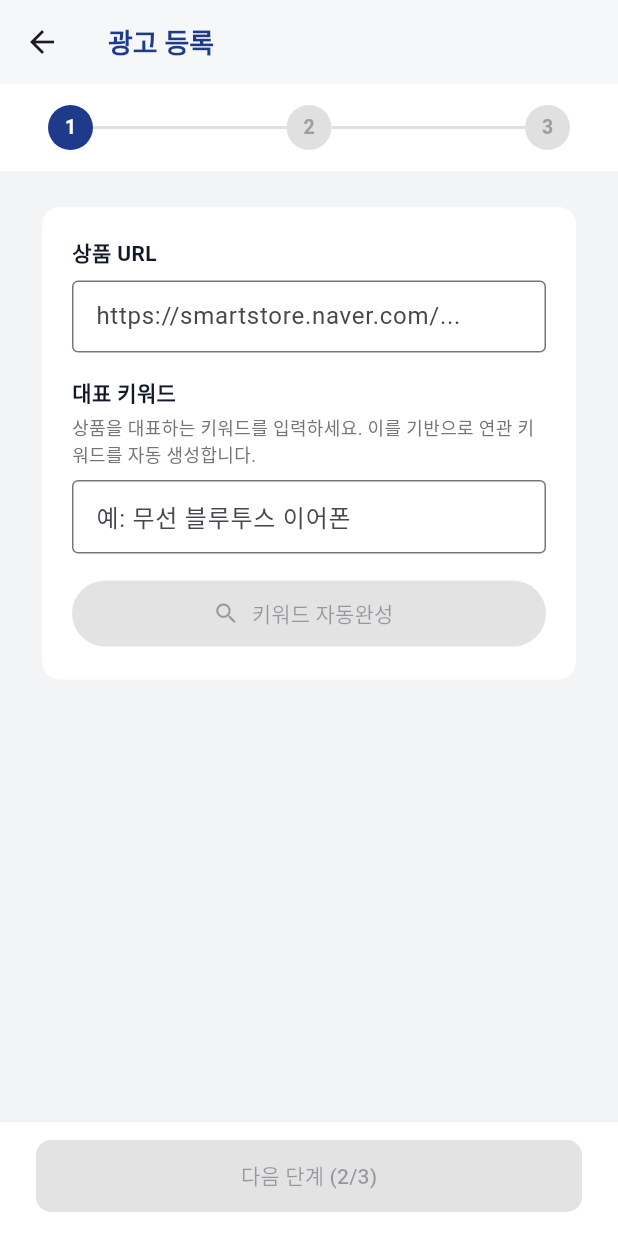
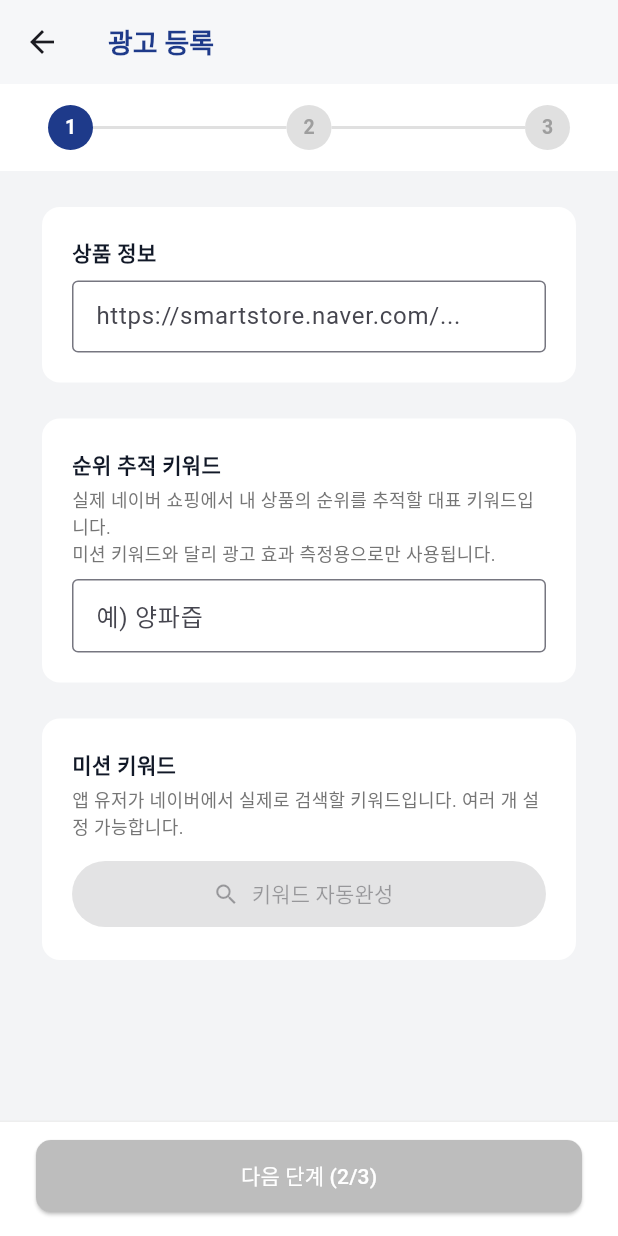
Before and after one commit to naturaltorymarket2/rankingup-web, a Flutter app: the CampaignNewScreen screen opened by its route, on a phone screen of 412 x 824 dp. Run offline on Flutter 3.47's test engine with Material 3 defaults, Android fonts, the phone set to English and light mode, and no system bars; our stand-ins replace device_info_plus, fl_chart, flutter_riverpod, go_router, google_mobile_ads, shared_preferences and 1 more; accounts and stored records are empty.

Commit message:
feat(phase9): 광고주 웹 UX 개선 + 코드 품질 수정
- 일일 유입 수량: 슬라이더 → 직접 입력 (100단위, 최대 3,000명)
- 순위 추적 키워드 / 미션 키워드 섹션 분리 UI
- Step 2 태그 입력 amber 안내 카드 추가
- _step2Valid: _answerIndex < _tags.length 경계 가드 추가 (Critical 버그)
- Colors.amber[N]! → .shadeN 교체 (Minor)
- versionCode 12

Co-Authored-By: Claude Sonnet 4.6 <noreply@anthropic.com>

```diff
--- a/lib/features/campaign/presentation/campaign_new_screen.dart
+++ b/lib/features/campaign/presentation/campaign_new_screen.dart
@@ -1,4 +1,5 @@
 import 'package:flutter/material.dart';
+import 'package:flutter/services.dart';
 import 'package:flutter_riverpod/flutter_riverpod.dart';
 import 'package:go_router/go_router.dart';
 
@@ -24,17 +25,18 @@ class _CampaignNewScreenState extends ConsumerState<CampaignNewScreen> {
   int _step = 1;
 
   // ── Step 1 ────────────────────────────────────────────────────
-  final _urlCtrl     = TextEditingController();
-  final _seedCtrl    = TextEditingController(); // 대표 키워드 (시드)
+  final _urlCtrl  = TextEditingController();
+  final _seedCtrl = TextEditingController(); // 순위 추적 키워드
+  bool _seedTouched        = false;           // 포커스 해제 or [다음] 시도 후 에러 표시
   bool _isFetchingKeywords = false;
   List<KeywordRankResult> _selectedKeywords = [];
 
   // ── Step 2 ────────────────────────────────────────────────────
-  final _tags         = <Map<String, dynamic>>[]; // {'name': String, 'order': int}
-  final _newTagCtrl   = TextEditingController();  // 태그 이름 입력 필드
-  final _newOrderCtrl = TextEditingController();  // 태그 순서 입력 필드
+  final _tags            = <Map<String, dynamic>>[]; // {'name': String, 'order': int}
+  final _newTagCtrl      = TextEditingController();  // 태그 이름 입력 필드
+  final _newOrderCtrl    = TextEditingController();  // 태그 순서 입력 필드
+  final _dailyTargetCtrl = TextEditingController(text: '100'); // 일일 유입 수량
   int _answerIndex  = -1;                         // 정답 태그 인덱스 (0-based, -1=미선택)
-  int          _dailyTarget = 100;
   DateTimeRange? _dateRange;
 
   // ── Step 3 ────────────────────────────────────────────────────
@@ -61,6 +63,23 @@ class _CampaignNewScreenState extends ConsumerState<CampaignNewScreen> {
   List<int> get _validSortOrders =>
       List.unmodifiable(_tags.map((t) => t['order'] as int).toList());
 
+  /// 컨트롤러에서 파싱한 일일 목표 수 (파싱 실패 시 0)
+  int get _dailyTarget => int.tryParse(_dailyTargetCtrl.text.trim()) ?? 0;
+
+  /// 일일 목표 유효성 메시지 (null = 정상)
+  String? get _dailyTargetError {
+    final text = _dailyTargetCtrl.text.trim();
+    if (text.isEmpty) return '일일 유입 수량을 입력해주세요';
+    final v = int.tryParse(text);
+    if (v == null) return '숫자를 입력해주세요';
+    if (v < 100) return '최소 100명 이상 입력하세요';
+    if (v > 3000) return '최대 3,000명까지 가능합니다';
+    if (v % 100 != 0) return '100 단위로 입력해주세요 (예: 100, 500, 1000)';
+    return null;
+  }
+
+  bool get _isDailyTargetValid => _dailyTargetError == null;
+
   /// 선택된 키워드 수 × 기간 × 일일목표 × 50P
   int get _totalCost =>
       _dailyTarget * _durationDays * 50 * _selectedKeywords.length;
@@ -72,8 +91,10 @@ class _CampaignNewScreenState extends ConsumerState<CampaignNewScreen> {
       _selectedKeywords.isNotEmpty;
 
   bool get _step2Valid =>
-      _tags.length >= 1 &&
+      _tags.isNotEmpty &&
       _answerIndex >= 0 &&
+      _answerIndex < _tags.length &&
+      _isDailyTargetValid &&
       _dateRange != null &&
       _durationDays >= 7;
 
@@ -85,6 +106,7 @@ class _CampaignNewScreenState extends ConsumerState<CampaignNewScreen> {
     _seedCtrl.dispose();
     _newTagCtrl.dispose();
     _newOrderCtrl.dispose();
+    _dailyTargetCtrl.dispose();
     super.dispose();
   }
 
@@ -172,26 +194,28 @@ class _CampaignNewScreenState extends ConsumerState<CampaignNewScreen> {
   }
 
   // ─────────────────────────────────────────────────────────────
-  // Step 1 — 상품 URL + 키워드 자동완성
+  // Step 1 — 상품 정보 / 순위 추적 키워드 / 미션 키워드
   // ─────────────────────────────────────────────────────────────
 
   Widget _buildStep1() {
+    final seedEmpty  = _seedCtrl.text.trim().isEmpty;
+    final showSeedError = _seedTouched && seedEmpty;
     final canFetch = _urlCtrl.text.trim().isNotEmpty &&
-        _seedCtrl.text.trim().isNotEmpty &&
+        !seedEmpty &&
         !_isFetchingKeywords;
 
     return Column(
       crossAxisAlignment: CrossAxisAlignment.stretch,
       children: [
+        // ── 섹션 A: 상품 정보 ────────────────────────────────────
         _WebCard(
           child: Column(
             crossAxisAlignment: CrossAxisAlignment.stretch,
             children: [
-              const Text('상품 URL', style: _kLabel),
+              const Text('상품 정보', style: _kLabel),
               const SizedBox(height: 8),
               TextField(
                 controller: _urlCtrl,
-                // URL 변경 시 기존 선택 키워드 초기화
                 onChanged: (_) => setState(() => _selectedKeywords = []),
                 decoration: const InputDecoration(
                   hintText: 'https://smartstore.naver.com/...',
@@ -201,26 +225,61 @@ class _CampaignNewScreenState extends ConsumerState<CampaignNewScreen> {
                       EdgeInsets.symmetric(horizontal: 12, vertical: 12),
                 ),
               ),
+            ],
+          ),
+        ),
+
         const SizedBox(height: 16),
-              const Text('대표 키워드', style: _kLabel),
+
+        // ── 섹션 B: 순위 추적 키워드 ─────────────────────────────
+        _WebCard(
+          child: Column(
+            crossAxisAlignment: CrossAxisAlignment.stretch,
+            children: [
+              const Text('순위 추적 키워드', style: _kLabel),
               const SizedBox(height: 4),
               Text(
-                '상품을 대표하는 키워드를 입력하세요. 이를 기반으로 연관 키워드를 자동 생성합니다.',
+                '실제 네이버 쇼핑에서 내 상품의 순위를 추적할 대표 키워드입니다.\n'
+                '미션 키워드와 달리 광고 효과 측정용으로만 사용됩니다.',
                 style: TextStyle(fontSize: 12, color: Colors.grey[600]),
               ),
               const SizedBox(height: 8),
-              TextField(
+              // Focus 위젯으로 포커스 해제 시 에러 표시 활성화
+              Focus(
+                onFocusChange: (hasFocus) {
+                  if (!hasFocus) setState(() => _seedTouched = true);
+                },
+                child: TextField(
                   controller: _seedCtrl,
-                onChanged: (_) => setState(() => _selectedKeywords = []),
-                decoration: const InputDecoration(
-                  hintText: '예: 무선 블루투스 이어폰',
-                  border: OutlineInputBorder(),
+                  onChanged: (_) => setState(() {}),
+                  decoration: InputDecoration(
+                    hintText: '예) 양파즙',
+                    border: const OutlineInputBorder(),
                     isDense: true,
-                  contentPadding:
-                      EdgeInsets.symmetric(horizontal: 12, vertical: 12),
+                    contentPadding: const EdgeInsets.symmetric(
+                        horizontal: 12, vertical: 12),
+                    errorText: showSeedError ? '순위 추적 키워드를 입력해주세요' : null,
                   ),
                 ),
+              ),
+            ],
+          ),
+        ),
+
         const SizedBox(height: 16),
+
+        // ── 섹션 C: 미션 키워드 ──────────────────────────────────
+        _WebCard(
+          child: Column(
+            crossAxisAlignment: CrossAxisAlignment.stretch,
+            children: [
+              const Text('미션 키워드', style: _kLabel),
+              const SizedBox(height: 4),
+              Text(
+                '앱 유저가 네이버에서 실제로 검색할 키워드입니다. 여러 개 설정 가능합니다.',
+                style: TextStyle(fontSize: 12, color: Colors.grey[600]),
+              ),
+              const SizedBox(height: 12),
               ElevatedButton.icon(
                 onPressed: canFetch ? _fetchKeywords : null,
                 icon: _isFetchingKeywords
@@ -242,27 +301,13 @@ class _CampaignNewScreenState extends ConsumerState<CampaignNewScreen> {
                   minimumSize: const Size(double.infinity, 44),
                 ),
               ),
+              if (_selectedKeywords.isNotEmpty) ...[
+                const SizedBox(height: 12),
+                ..._selectedKeywords.map(_buildKeywordChip),
+              ],
             ],
           ),
         ),
-
-        // ── 선택된 키워드 목록 ────────────────────────────────
-        if (_selectedKeywords.isNotEmpty) ...[
-          const SizedBox(height: 16),
-          _WebCard(
-            child: Column(
-              crossAxisAlignment: CrossAxisAlignment.stretch,
-              children: [
-                Text(
-                  '선택된 키워드 (${_selectedKeywords.length}개)',
-                  style: _kLabel,
-                ),
-                const SizedBox(height: 12),
-                ..._selectedKeywords.map(_buildKeywordChip),
-              ],
-            ),
-          ),
-        ],
 
         const SizedBox(height: 16),
       ],
@@ -329,6 +374,54 @@ class _CampaignNewScreenState extends ConsumerState<CampaignNewScreen> {
     return Column(
       crossAxisAlignment: CrossAxisAlignment.stretch,
       children: [
+        // ── 태그 입력 방법 안내 카드 ──────────────────────────
+        Container(
+          decoration: BoxDecoration(
+            color: Colors.amber.shade50,
+            border: Border.all(color: Colors.amber.shade300),
+            borderRadius: BorderRadius.circular(12),
+          ),
+          padding: const EdgeInsets.all(16),
+          child: Column(
+            crossAxisAlignment: CrossAxisAlignment.start,
+            children: [
+              Row(
+                children: [
+                  Icon(Icons.info_outline, color: Colors.amber.shade700, size: 18),
+                  const SizedBox(width: 8),
+                  Text(
+                    '태그 입력 방법',
+                    style: TextStyle(
+                      fontWeight: FontWeight.bold,
+                      color: Colors.amber.shade700,
+                      fontSize: 14,
+                    ),
+                  ),
+                ],
+              ),
+              const SizedBox(height: 8),
+              const Text(
+                '① 네이버 스마트스토어 상품 페이지에서 상품명 아래 #태그를 확인하세요.\n'
+                '② 태그 이름과 상품 페이지에서의 순서(몇 번째인지)를 함께 입력하세요.\n'
+                '③ 정답 태그를 라디오 버튼으로 1개 선택하세요.',
+                style: TextStyle(fontSize: 13, height: 1.6),
+              ),
+              const Divider(height: 20),
+              Text(
+                '입력 예시  |  태그명: #티비거치대   순서: 3',
+                style: TextStyle(fontSize: 12, color: Colors.grey[600]),
+              ),
+              const SizedBox(height: 4),
+              Text(
+                "→ 앱 유저에게 '3번째 태그를 입력하세요'로 안내됩니다",
+                style: TextStyle(fontSize: 12, color: Colors.grey[600]),
+              ),
+            ],
+          ),
+        ),
+
+        const SizedBox(height: 16),
+
         // ── 태그 ──────────────────────────────────────────────
         _WebCard(
           child: Column(
@@ -356,7 +449,7 @@ class _CampaignNewScreenState extends ConsumerState<CampaignNewScreen> {
                       child: TextField(
                         controller: _newTagCtrl,
                         decoration: const InputDecoration(
-                          hintText: '태그 이름 (예: #헬스장갑)',
+                          hintText: '예) #티비거치대',
                           border: OutlineInputBorder(),
                           isDense: true,
                           contentPadding: EdgeInsets.symmetric(
@@ -371,7 +464,7 @@ class _CampaignNewScreenState extends ConsumerState<CampaignNewScreen> {
                         controller: _newOrderCtrl,
                         keyboardType: TextInputType.number,
                         decoration: const InputDecoration(
-                          hintText: '순서 (예: 3)',
+                          hintText: '예) 3',
                           border: OutlineInputBorder(),
                           isDense: true,
                           contentPadding: EdgeInsets.symmetric(
@@ -425,31 +518,32 @@ class _CampaignNewScreenState extends ConsumerState<CampaignNewScreen> {
 
         // ── 일일 유입 수량 ────────────────────────────────────
         _WebCard(
-          child: Row(
+          child: Column(
+            crossAxisAlignment: CrossAxisAlignment.stretch,
             children: [
-              const Expanded(
-                child: Column(
-                  crossAxisAlignment: CrossAxisAlignment.start,
-                  children: [
-                    Text('일일 유입 수량', style: _kLabel),
-                    SizedBox(height: 2),
+              const Text('일일 유입 수량', style: _kLabel),
+              const SizedBox(height: 4),
               Text(
-                      '하루 목표 미션 수행 인원',
-                      style: TextStyle(fontSize: 12, color: Colors.grey),
+                '하루 목표 미션 수행 인원 (100단위 입력, 최대 3,000명)',
+                style: TextStyle(fontSize: 12, color: Colors.grey[600]),
               ),
-                  ],
+              const SizedBox(height: 8),
+              TextField(
+                controller: _dailyTargetCtrl,
+                keyboardType: TextInputType.number,
+                inputFormatters: [FilteringTextInputFormatter.digitsOnly],
+                onChanged: (_) => setState(() {}),
+                decoration: InputDecoration(
+                  hintText: '예) 500 (100단위 입력, 최대 3,000)',
+                  border: const OutlineInputBorder(),
+                  isDense: true,
+                  contentPadding: const EdgeInsets.symmetric(
+                      horizontal: 12, vertical: 12),
+                  suffixText: '명',
+                  errorText: _dailyTargetCtrl.text.trim().isEmpty
+                      ? null
+                      : _dailyTargetError,
                 ),
-              ),
-              DropdownButton<int>(
-                value: _dailyTarget,
-                underline: const SizedBox.shrink(),
-                items: const [100, 200, 300, 400, 500]
-                    .map((v) => DropdownMenuItem<int>(
-                          value: v,
-                          child: Text('$v명'),
-                        ))
-                    .toList(),
-                onChanged: (v) => setState(() => _dailyTarget = v!),
               ),
             ],
           ),
@@ -502,7 +596,8 @@ class _CampaignNewScreenState extends ConsumerState<CampaignNewScreen> {
                 const Text('예산 미리보기', style: _kLabel),
                 const SizedBox(height: 8),
                 Text(
-                  '${_selectedKeywords.length}개 키워드 × $_durationDays일 × $_dailyTarget명 × 50P',
+                  '${_selectedKeywords.length}개 키워드 × $_durationDays일'
+                  ' × ${_isDailyTargetValid ? '$_dailyTarget명' : '?명'} × 50P',
                   style: TextStyle(fontSize: 12, color: Colors.grey[600]),
                 ),
                 const SizedBox(height: 10),
@@ -518,7 +613,9 @@ class _CampaignNewScreenState extends ConsumerState<CampaignNewScreen> {
                           ),
                         ),
                         Text(
-                          '${_fmtNum(_dailyTarget * _durationDays * 50)}P',
+                          _isDailyTargetValid
+                              ? '${_fmtNum(_dailyTarget * _durationDays * 50)}P'
+                              : '— P',
                           style: const TextStyle(fontSize: 13),
                         ),
                       ],
@@ -535,7 +632,7 @@ class _CampaignNewScreenState extends ConsumerState<CampaignNewScreen> {
                       ),
                     ),
                     Text(
-                      '${_fmtNum(_totalCost)}P',
+                      _isDailyTargetValid ? '${_fmtNum(_totalCost)}P' : '— P',
                       style: const TextStyle(
                         fontSize: 18,
                         fontWeight: FontWeight.bold,
@@ -723,10 +820,15 @@ class _CampaignNewScreenState extends ConsumerState<CampaignNewScreen> {
         top: false,
         child: switch (_step) {
           1 => ElevatedButton(
-                onPressed: _step1Valid
-                    ? () => setState(() => _step = 2)
-                    : null,
-                style: _primaryStyle,
+                // 항상 탭 가능 — 유효하지 않으면 에러 표시 후 이동 차단
+                onPressed: () {
+                  if (_step1Valid) {
+                    setState(() => _step = 2);
+                  } else {
+                    setState(() => _seedTouched = true);
+                  }
+                },
+                style: _step1Valid ? _primaryStyle : _disabledStyle,
                 child: const Text('다음 단계 (2/3)'),
               ),
           2 => ElevatedButton(
@@ -757,6 +859,13 @@ class _CampaignNewScreenState extends ConsumerState<CampaignNewScreen> {
 
   static final _primaryStyle = ElevatedButton.styleFrom(
     backgroundColor: _kBlue,
+    foregroundColor: Colors.white,
+    minimumSize: const Size(double.infinity, 48),
+    shape: RoundedRectangleBorder(borderRadius: BorderRadius.circular(10)),
+  );
+
+  static final _disabledStyle = ElevatedButton.styleFrom(
+    backgroundColor: Color(0xFFBDBDBD),
     foregroundColor: Colors.white,
     minimumSize: const Size(double.infinity, 48),
     shape: RoundedRectangleBorder(borderRadius: BorderRadius.circular(10)),
```
Also changed, not shown: 3 other files. Lines whose indentation alone changed are shown as unchanged.
